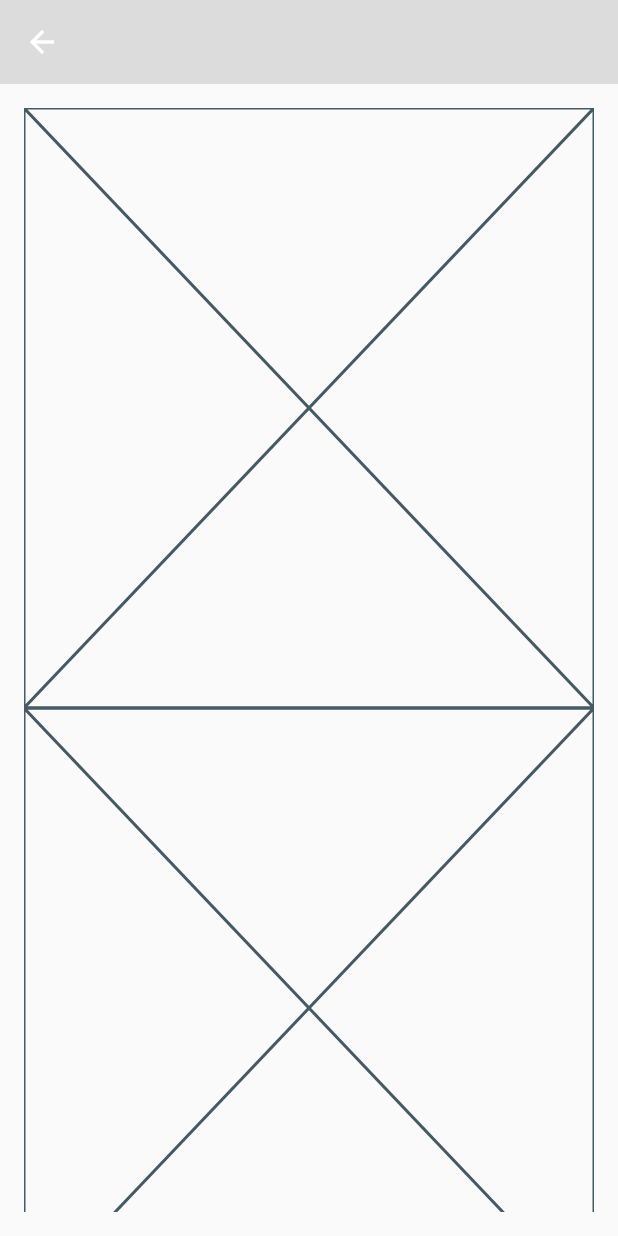
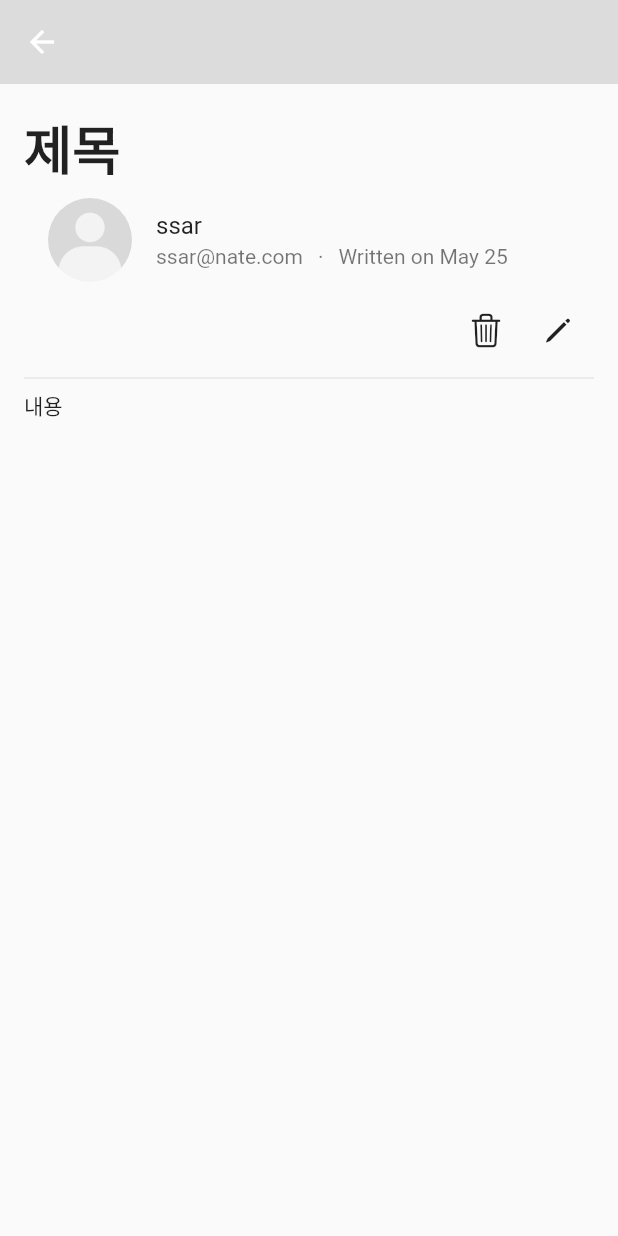
Before and after one commit to codingspecialist/flutter-blog-riverpod-2023-last, a Flutter app: the PostDetailPage screen opened directly, on a phone screen of 412 x 824 dp. Run offline on Flutter 3.47's test engine with Material 2 defaults, Android fonts, the phone set to English and light mode, and no system bars; our stand-ins replace flutter_riverpod, flutter_svg, validators.

Commit message:
게시물 상세 페이지 바디 구현
- post_detail_body.dart에 해당 페이지 컴포넌트들 호출
- 각각 컴포넌트들 하나씩 구현

```diff
--- a/lib/views/pages/post/detail_page/components/post_detail_body.dart
+++ b/lib/views/pages/post/detail_page/components/post_detail_body.dart
@@ -13,10 +13,11 @@ class PostDetailBody extends StatelessWidget {
       padding: const EdgeInsets.all(16.0),
       child: ListView(
         children: [
-          PostDetailTitle(),
+          PostDetailTitle("제목"),
           PostDetailProfile(),
           PostDetailButtons(),
-          PostDetailContent(),
+          const Divider(),
+          PostDetailContent("내용"),
         ],
       ),
     );
--- a/lib/views/pages/post/detail_page/components/post_detail_buttons.dart
+++ b/lib/views/pages/post/detail_page/components/post_detail_buttons.dart
@@ -1,10 +1,26 @@
+import 'package:flutter/cupertino.dart';
 import 'package:flutter/material.dart';
 
 class PostDetailButtons extends StatelessWidget {
+
   const PostDetailButtons({Key? key}) : super(key: key);
 
   @override
   Widget build(BuildContext context) {
-    return const Placeholder();
+    return Row(
+      mainAxisAlignment: MainAxisAlignment.end,
+      children: [
+        IconButton(
+          onPressed: () async {
+          },
+          icon: const Icon(CupertinoIcons.delete),
+        ),
+        IconButton(
+          onPressed: () {
+          },
+          icon: const Icon(CupertinoIcons.pen),
+        ),
+      ],
+    );
   }
 }
--- a/lib/views/pages/post/detail_page/components/post_detail_content.dart
+++ b/lib/views/pages/post/detail_page/components/post_detail_content.dart
@@ -1,10 +1,14 @@
 import 'package:flutter/material.dart';
 
 class PostDetailContent extends StatelessWidget {
-  const PostDetailContent({Key? key}) : super(key: key);
+  final String content;
+
+  const PostDetailContent(this.content, {Key? key}) : super(key: key);
 
   @override
   Widget build(BuildContext context) {
-    return const Placeholder();
+    return SingleChildScrollView(
+      child: Text(content),
+    );
   }
 }
--- a/lib/views/pages/post/detail_page/components/post_detail_profile.dart
+++ b/lib/views/pages/post/detail_page/components/post_detail_profile.dart
@@ -1,10 +1,28 @@
 import 'package:flutter/material.dart';
+import 'package:flutter_blog_2/core/constants/size.dart';
 
 class PostDetailProfile extends StatelessWidget {
+
   const PostDetailProfile({Key? key}) : super(key: key);
 
   @override
   Widget build(BuildContext context) {
-    return const Placeholder();
+    return ListTile(
+        title: Text("ssar"),
+        leading: ClipRRect(
+          borderRadius: BorderRadius.circular(50),
+          child: Image.asset('assets/default_profile.png'),
+        ),
+        subtitle: Row(
+          children: [
+            Text("ssar@nate.com"),
+            const SizedBox(width: mediumGap),
+            const Text("·"),
+            const SizedBox(width: mediumGap),
+            const Text("Written on "),
+            Text("May 25"),
+          ],
+        )
+    );
   }
 }
--- a/lib/views/pages/post/detail_page/components/post_detail_title.dart
+++ b/lib/views/pages/post/detail_page/components/post_detail_title.dart
@@ -1,10 +1,15 @@
 import 'package:flutter/material.dart';
 
 class PostDetailTitle extends StatelessWidget {
-  const PostDetailTitle({Key? key}) : super(key: key);
+  final String title;
+
+  const PostDetailTitle(this.title, {Key? key}) : super(key: key);
 
   @override
   Widget build(BuildContext context) {
-    return const Placeholder();
+    return Text(
+      title,
+      style: const TextStyle(fontWeight: FontWeight.bold, fontSize: 35),
+    );
   }
 }
```
